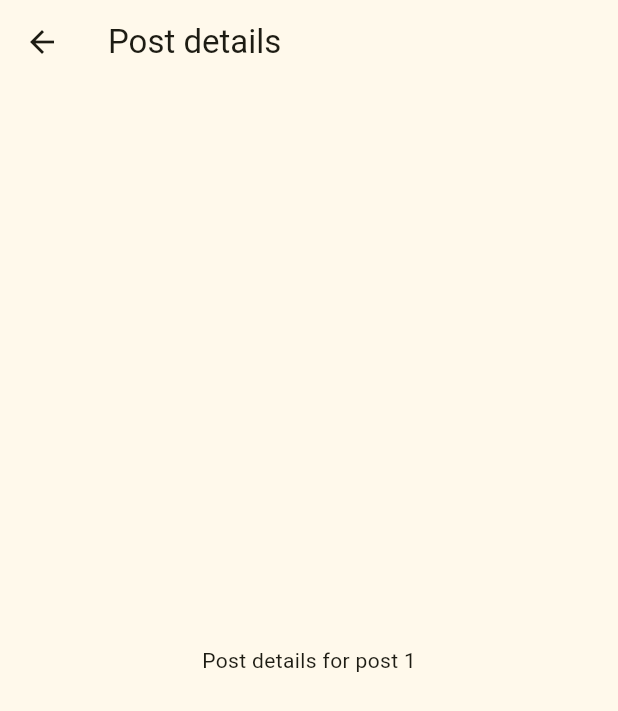
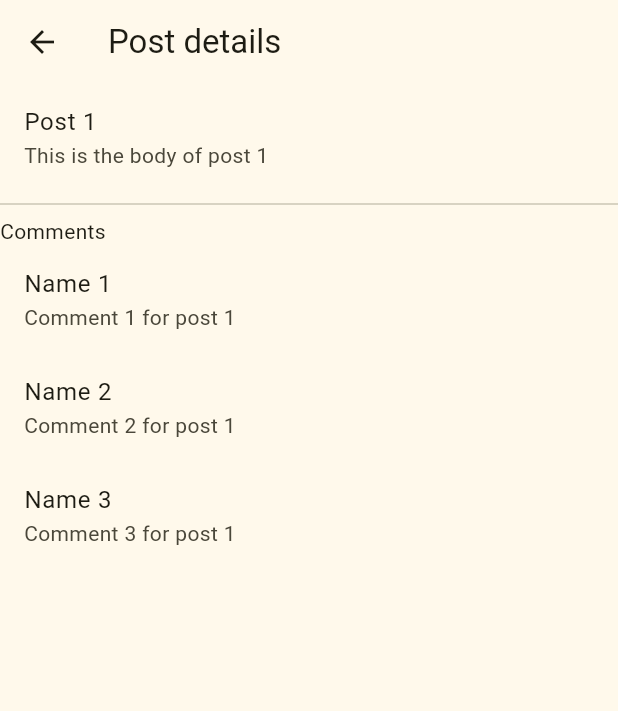
Before and after one commit to matiasilveiro/flutter_challenge_pinapp, a Flutter app: the screen it shows after launch, after a tap on "Post 1", on a phone screen of 412 x 824 dp. Shown: the top 711 px of the screen. Run offline on Flutter 3.47's test engine with Material 3 defaults, Android fonts, the phone set to English and light mode, and no system bars; our stand-ins replace flutter_riverpod, go_router.

Commit message:
Post details screen with fake data

```diff
--- a/lib/data/fake_posts_repository.dart
+++ b/lib/data/fake_posts_repository.dart
@@ -1,3 +1,4 @@
+import '../domain/comment.dart';
 import '../domain/post.dart';
 import '../domain/posts_repository.dart';
 
@@ -27,4 +28,42 @@ class FakePostsRepository implements PostsRepository {
     ];
   }
 
+  @override
+  Future<List<Comment>> getCommentsForPost(int postId) async {
+    await Future.delayed(const Duration(seconds: 1));
+    return [
+      Comment(
+        id: 1,
+        postId: postId,
+        name: 'Name 1',
+        email: 'email1@gmail.com',
+        body: 'Comment 1 for post $postId',
+      ),
+      Comment(
+        id: 2,
+        postId: postId,
+        name: 'Name 2',
+        email: 'email1@gmail.com',
+        body: 'Comment 2 for post $postId',
+      ),
+      Comment(
+        id: 3,
+        postId: postId,
+        name: 'Name 3',
+        email: 'email1@gmail.com',
+        body: 'Comment 3 for post $postId',
+      ),
+    ];
+  }
+
+  @override
+  Future<Post?> getPost(int postId) async {
+    await Future.delayed(const Duration(seconds: 1));
+    return Post(
+      id: postId,
+      userId: 1,
+      title: 'Post $postId',
+      body: 'This is the body of post $postId',
+    );
+  }
 }
--- /dev/null
+++ b/lib/domain/comment.dart
@@ -0,0 +1,15 @@
+class Comment {
+  final int id;
+  final int postId;
+  final String name;
+  final String email;
+  final String body;
+
+  Comment({
+    required this.id,
+    required this.postId,
+    required this.name,
+    required this.email,
+    required this.body,
+  });
+}
--- a/lib/domain/posts_repository.dart
+++ b/lib/domain/posts_repository.dart
@@ -3,4 +3,6 @@ import 'post.dart';
 
 abstract class PostsRepository {
   Future<List<Post>> getPosts();
+  Future<Post?> getPost(int postId);
+  Future<List<Comment>> getCommentsForPost(int postId);
 }
--- /dev/null
+++ b/lib/presentation/notifiers/post_details_notifier.dart
@@ -0,0 +1,56 @@
+import 'package:flutter_riverpod/flutter_riverpod.dart';
+
+import '../../data/providers.dart';
+import '../../domain/posts_repository.dart';
+import '../states/post_details_state.dart';
+
+class PostDetailsNotifier
+    extends AutoDisposeFamilyNotifier<PostDetailsState, int?> {
+  late final PostsRepository postsRepository =
+      ref.read(postsRepositoryProvider);
+
+  @override
+  PostDetailsState build(int? arg) {
+    // If an id is passed, fetch the data from the repository
+    if (arg != null) {
+      _getPost(arg);
+      _getPostComments(arg);
+    }
+
+    return PostDetailsState();
+  }
+
+  // TODO - Fix this
+  Future<void> _getPost(int postId) {
+    return AsyncValue.guard(() => postsRepository.getPost(postId)).then(
+      (value) => value.when(
+        data: (post) => state = state.copyWith(
+          post: AsyncValue.data(post),
+        ),
+        loading: () => state = state.copyWith(
+          post: const AsyncValue.loading(),
+        ),
+        error: (error, _) => state = state.copyWith(
+          post: const AsyncValue.loading(),
+        ),
+      ),
+    );
+  }
+
+  Future<void> _getPostComments(int postId) {
+    return AsyncValue.guard(() => postsRepository.getCommentsForPost(postId))
+        .then(
+      (value) => value.when(
+        data: (comments) => state = state.copyWith(
+          comments: AsyncValue.data(comments),
+        ),
+        loading: () => state = state.copyWith(
+          comments: const AsyncValue.loading(),
+        ),
+        error: (error, _) => state = state.copyWith(
+          comments: const AsyncValue.loading(),
+        ),
+      ),
+    );
+  }
+}
--- a/lib/presentation/notifiers/providers.dart
+++ b/lib/presentation/notifiers/providers.dart
@@ -1,7 +1,12 @@
 import 'package:flutter_riverpod/flutter_riverpod.dart';
 
 import '../../domain/post.dart';
+import '../states/post_details_state.dart';
+import 'post_details_notifier.dart';
 import 'posts_list_notifier.dart';
 
 final postsListProvider =
     AsyncNotifierProvider<PostsListNotifier, List<Post>>(PostsListNotifier.new);
+
+final postDetailsProvider = AutoDisposeNotifierProviderFamily<
+    PostDetailsNotifier, PostDetailsState, int?>(PostDetailsNotifier.new);
--- a/lib/presentation/screens/post_details_screen.dart
+++ b/lib/presentation/screens/post_details_screen.dart
@@ -1,6 +1,9 @@
 import 'package:flutter/material.dart';
+import 'package:flutter_riverpod/flutter_riverpod.dart';
 
-class PostDetailsScreen extends StatefulWidget {
+import '../notifiers/providers.dart';
+
+class PostDetailsScreen extends ConsumerStatefulWidget {
   static const name = 'PostDetailsScreen';
 
   const PostDetailsScreen({
@@ -11,18 +14,57 @@ class PostDetailsScreen extends StatefulWidget {
   final int postId;
 
   @override
-  State<PostDetailsScreen> createState() => _PostDetailsScreenState();
+  ConsumerState<PostDetailsScreen> createState() => _PostDetailsScreenState();
 }
 
-class _PostDetailsScreenState extends State<PostDetailsScreen> {
+class _PostDetailsScreenState extends ConsumerState<PostDetailsScreen> {
   @override
   Widget build(BuildContext context) {
+    final postDetails = ref.watch(postDetailsProvider(widget.postId));
+
     return Scaffold(
       appBar: AppBar(
         title: const Text('Post details'),
       ),
-      body: Center(
-        child: Text('Post details for post ${widget.postId}'),
+      body: postDetails.post.when(
+        data: (post) {
+          return ListView(
+            children: [
+              ListTile(
+                title: Text(post?.title ?? ''),
+                subtitle: Text(post?.body ?? ''),
+              ),
+              const Divider(),
+              const Text('Comments'),
+              postDetails.comments.when(
+                data: (comments) {
+                  return Column(
+                    children: comments
+                        .map(
+                          (comment) => ListTile(
+                            title: Text(comment.name),
+                            subtitle: Text(comment.body),
+                          ),
+                        )
+                        .toList(),
+                  );
+                },
+                loading: () => const Center(
+                  child: CircularProgressIndicator(),
+                ),
+                error: (error, _) => Center(
+                  child: Text('Error: $error'),
+                ),
+              ),
+            ],
+          );
+        },
+        loading: () => const Center(
+          child: CircularProgressIndicator(),
+        ),
+        error: (error, _) => Center(
+          child: Text('Error: $error'),
+        ),
       ),
     );
   }
--- /dev/null
+++ b/lib/presentation/states/post_details_state.dart
@@ -0,0 +1,24 @@
+import 'package:flutter_riverpod/flutter_riverpod.dart';
+
+import '../../domain/comment.dart';
+import '../../domain/post.dart';
+
+class PostDetailsState {
+  final AsyncValue<Post?> post;
+  final AsyncValue<List<Comment>> comments;
+
+  PostDetailsState({
+    this.post = const AsyncValue.data(null),
+    this.comments = const AsyncValue.data([]),
+  });
+
+  PostDetailsState copyWith({
+    AsyncValue<Post?>? post,
+    AsyncValue<List<Comment>>? comments,
+  }) {
+    return PostDetailsState(
+      post: post ?? this.post,
+      comments: comments ?? this.comments,
+    );
+  }
+}
```
Also changed, not shown: pubspec.yaml (+6 -29 lines), pubspec.lock.
